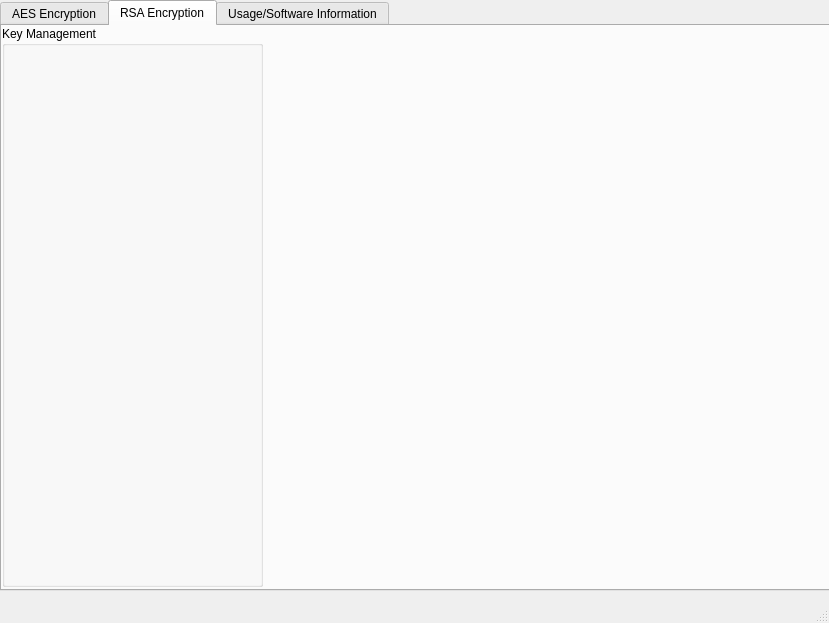
This is mainwindow.ui in zhiyan114/SecureMessage as Qt 5 draws it before an edit. The edited form follows.
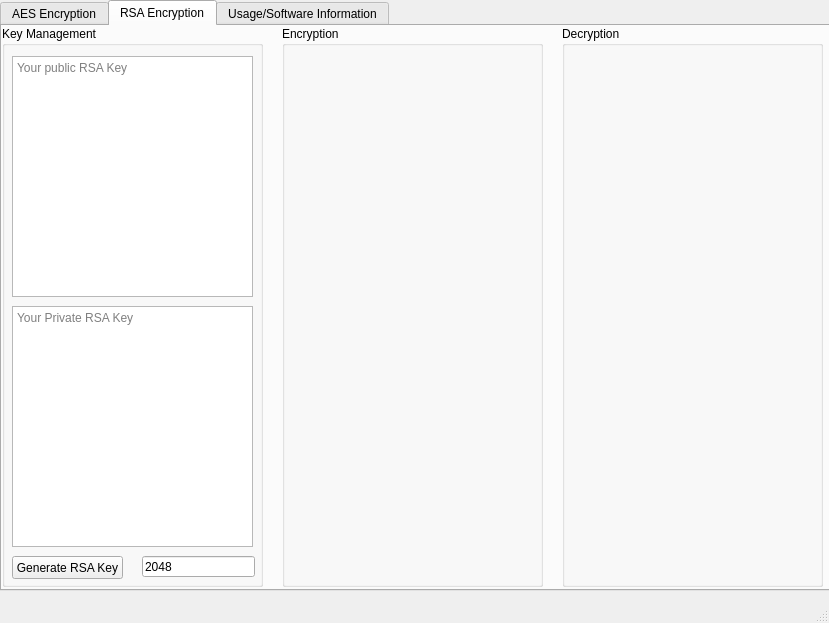
This is the edited form.

Commit message: RSA Key Gen In progress

```diff
--- a/mainwindow.ui
+++ b/mainwindow.ui
@@ -243,6 +243,93 @@
       <property name="title">
        <string>Key Management</string>
       </property>
+      <widget class="QPlainTextEdit" name="PublicKeyInput">
+       <property name="geometry">
+        <rect>
+         <x>10</x>
+         <y>30</y>
+         <width>241</width>
+         <height>241</height>
+        </rect>
+       </property>
+       <property name="placeholderText">
+        <string>Your public RSA Key</string>
+       </property>
+      </widget>
+      <widget class="QPlainTextEdit" name="PrivateKeyInput">
+       <property name="geometry">
+        <rect>
+         <x>10</x>
+         <y>280</y>
+         <width>241</width>
+         <height>241</height>
+        </rect>
+       </property>
+       <property name="placeholderText">
+        <string>Your Private RSA Key</string>
+       </property>
+      </widget>
+      <widget class="QLineEdit" name="GenKeySize">
+       <property name="geometry">
+        <rect>
+         <x>140</x>
+         <y>530</y>
+         <width>113</width>
+         <height>21</height>
+        </rect>
+       </property>
+       <property name="inputMask">
+        <string/>
+       </property>
+       <property name="text">
+        <string>2048</string>
+       </property>
+       <property name="maxLength">
+        <number>5</number>
+       </property>
+       <property name="placeholderText">
+        <string>Key Size</string>
+       </property>
+      </widget>
+      <widget class="QPushButton" name="GenRSAKey">
+       <property name="geometry">
+        <rect>
+         <x>10</x>
+         <y>530</y>
+         <width>111</width>
+         <height>23</height>
+        </rect>
+       </property>
+       <property name="text">
+        <string>Generate RSA Key</string>
+       </property>
+      </widget>
+     </widget>
+     <widget class="QGroupBox" name="groupBox_5">
+      <property name="geometry">
+       <rect>
+        <x>560</x>
+        <y>0</y>
+        <width>261</width>
+        <height>561</height>
+       </rect>
+      </property>
+      <property name="title">
+       <string>Decryption</string>
+      </property>
+     </widget>
+     <widget class="QGroupBox" name="groupBox_4">
+      <property name="geometry">
+       <rect>
+        <x>280</x>
+        <y>0</y>
+        <width>261</width>
+        <height>561</height>
+       </rect>
+      </property>
+      <property name="title">
+       <string>Encryption</string>
+      </property>
      </widget>
     </widget>
     <widget class="QWidget" name="UsageSection">
```
The commit also changes 2 other files.
